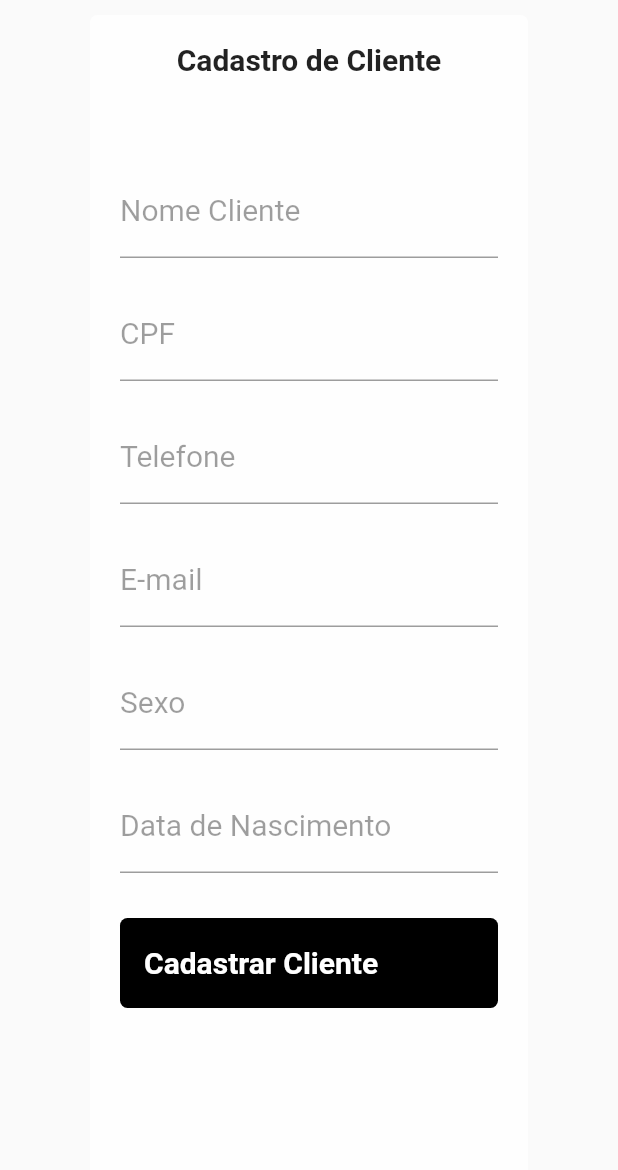
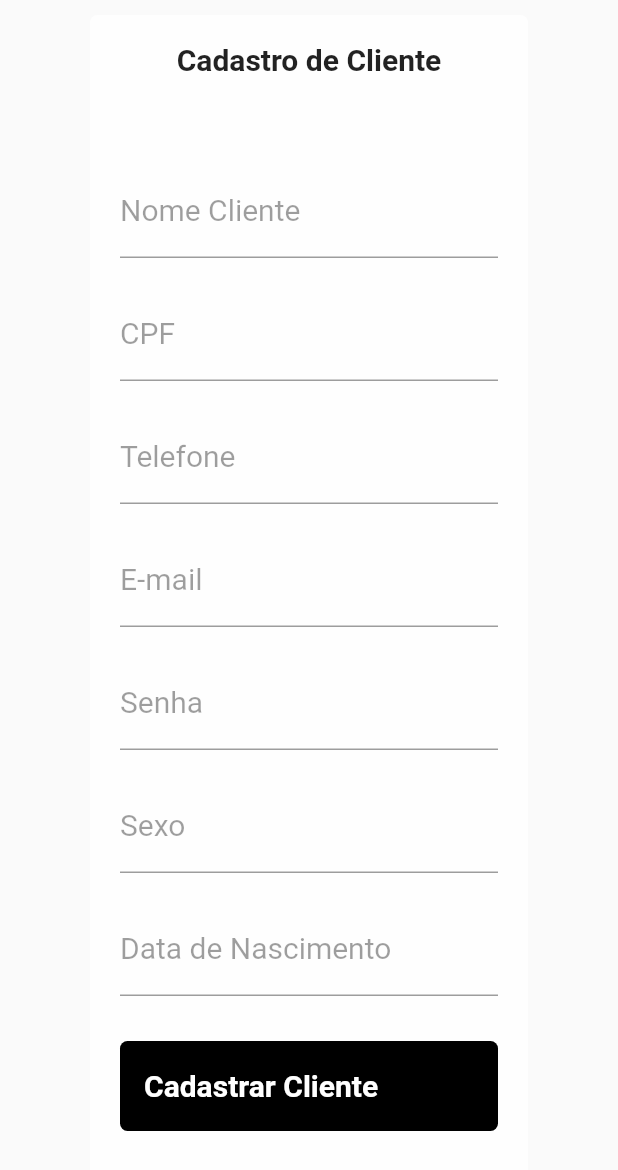
Before and after one commit to jonathajunkes/agendaai, a Flutter app: the cadastroCliente screen opened directly, on a phone screen of 412 x 824 dp. Shown: the top 1170 px of the screen. Run offline on Flutter 3.47's test engine with Material 2 defaults, Android fonts, the phone set to English and light mode, and no system bars; our stand-ins replace firebase_database; accounts and stored records are empty.

Commit message:
Implementação do cadastro de cliente, adição do campo senha na tela de cadastro

```diff
--- a/lib/configs/firebase.dart
+++ b/lib/configs/firebase.dart
@@ -73,6 +73,8 @@ class Firebase {
   }
 
   bool validaUser(String emailID, String password) {
+    print(emailID);
+    print(password);
     return call_senha(emailID,password);
   }
 
--- a/lib/pages/cadastroCliente.dart
+++ b/lib/pages/cadastroCliente.dart
@@ -2,8 +2,24 @@ import 'package:flutter/material.dart';
 import '../configs/firebase.dart';
 
 class  cadastroCliente extends StatelessWidget {
+  late String _nomeCliente;
+  late String _cpfCliente;
+  late String _telefoneCliente;
+  late String _emailCliente;
+  late String _sexoCliente;
+  late String _datNascimentoCliente;
+  late String _passwordCliente;
+  final _formKey = GlobalKey<FormState>();
 
-  Firebase firebase=Firebase();
+  final _nomeController = TextEditingController(text: '');
+  final _cpfController = TextEditingController(text: '');
+  final _telefoneController = TextEditingController(text: '');
+  final _sexoController = TextEditingController(text: '');
+  final _emailController = TextEditingController(text: '');
+  final _datNascimentoController = TextEditingController(text: '');
+  final _passwordController = TextEditingController(text: '');
+
+  Firebase firebase = Firebase();
 
   @override
   Widget build(BuildContext context) {
@@ -40,9 +56,16 @@ class  cadastroCliente extends StatelessWidget {
               SizedBox(
                 height: 40,
               ),
+                Form(
+                child: Column(
+                children: [
                 TextFormField(
+                onSaved: (value) {
+                _nomeCliente = value!;
+                },
+                controller: _nomeController,
                 //autofocus: true,
-                keyboardType: TextInputType.emailAddress,
+                keyboardType: TextInputType.text,
                 decoration: InputDecoration(
                     labelText: "Nome Cliente",
                     labelStyle: TextStyle(
@@ -56,8 +79,12 @@ class  cadastroCliente extends StatelessWidget {
                 height: 20,
               ),
                   TextFormField(
+                    onSaved: (value) {
+                      _cpfCliente = value!;
+                    },
+                    controller: _cpfController,
                 //autofocus: true,
-                keyboardType: TextInputType.emailAddress,
+                keyboardType: TextInputType.number,
                 decoration: InputDecoration(
                     labelText: "CPF",
                     labelStyle: TextStyle(
@@ -71,8 +98,12 @@ class  cadastroCliente extends StatelessWidget {
                 height: 20,
               ),
                   TextFormField(
+                    onSaved: (value) {
+                      _telefoneCliente = value!;
+                    },
+                    controller: _telefoneController,
                 //autofocus: true,
-                keyboardType: TextInputType.emailAddress,
+                keyboardType: TextInputType.phone,
                 decoration: InputDecoration(
                     labelText: "Telefone",
                     labelStyle: TextStyle(
@@ -86,6 +117,10 @@ class  cadastroCliente extends StatelessWidget {
                 height: 20,
               ),
                   TextFormField(
+                    onSaved: (value) {
+                      _emailCliente = value!;
+                    },
+                    controller: _emailController,
                 //autofocus: true,
                 keyboardType: TextInputType.emailAddress,
                 decoration: InputDecoration(
@@ -101,8 +136,32 @@ class  cadastroCliente extends StatelessWidget {
                 height: 20,
               ),
                   TextFormField(
+                    onSaved: (value) {
+                      _passwordCliente = value!;
+                    },
+                    controller: _passwordController,
                     //autofocus: true,
-                keyboardType: TextInputType.emailAddress,
+                    keyboardType: TextInputType.text,
+                    obscureText: true,
+                    decoration: InputDecoration(
+                        labelText: "Senha",
+                        labelStyle: TextStyle(
+                            color: Colors.black38,
+                            fontWeight: FontWeight.w400,
+                            fontSize: 20
+                        )
+                    ),
+                  ),
+                  SizedBox(
+                    height: 20,
+                  ),
+                  TextFormField(
+                    onSaved: (value) {
+                      _sexoCliente = value!;
+                    },
+                    controller: _sexoController,
+                //autofocus: true,
+                keyboardType: TextInputType.text,
                 decoration: InputDecoration(
                     labelText: "Sexo",
                     labelStyle: TextStyle(
@@ -116,8 +175,12 @@ class  cadastroCliente extends StatelessWidget {
                 height: 20,
               ),
                   TextFormField(
+                    onSaved: (value) {
+                      _datNascimentoCliente = value!;
+                    },
+                    controller: _datNascimentoController,
                 //autofocus: true,
-                keyboardType: TextInputType.emailAddress,
+                keyboardType: TextInputType.datetime,
                 decoration: InputDecoration(
                     labelText: "Data de Nascimento",
                     labelStyle: TextStyle(
@@ -125,6 +188,9 @@ class  cadastroCliente extends StatelessWidget {
                         fontWeight: FontWeight.w400,
                         fontSize: 20
                     )
+                ),
+              ),
+                ],
                 ),
                 ),
               SizedBox(
@@ -141,7 +207,9 @@ class  cadastroCliente extends StatelessWidget {
                 ),
                 child: SizedBox.expand(
                   child: FlatButton(
-                    onPressed: () {  },
+                    onPressed: () {
+                      firebase.createNewUser(_cpfController.text, _emailController.text, _nomeController.text, _telefoneController.text, _datNascimentoController.text, _sexoController.text, _passwordController.text);
+                    },
                     child: Row(
                       //mainAxisAlignment: MainAxisAlignment.spaceBetween,
                       children: <Widget>[
--- a/lib/pages/login_page.dart
+++ b/lib/pages/login_page.dart
@@ -159,7 +159,7 @@ class  LoginPage extends StatelessWidget {
                         print("OK")
                       },
                       //firebase.call_child_db("junkes1995@gmail.com")
-                      firebase.createNewUser("12905361980", "braincz@gmail.com", "Braian C. Zapelli.", _passwordController.text, "10/06/2002", "M", "semsenha")
+                      //firebase.createNewUser("12905361980", "braincz@gmail.com", "Braian C. Zapellin.", _passwordController.text, "10/06/2002", "M", "semsenha")
                     },
                   ),
                 ),
```
Lines whose indentation alone changed are shown as unchanged.
